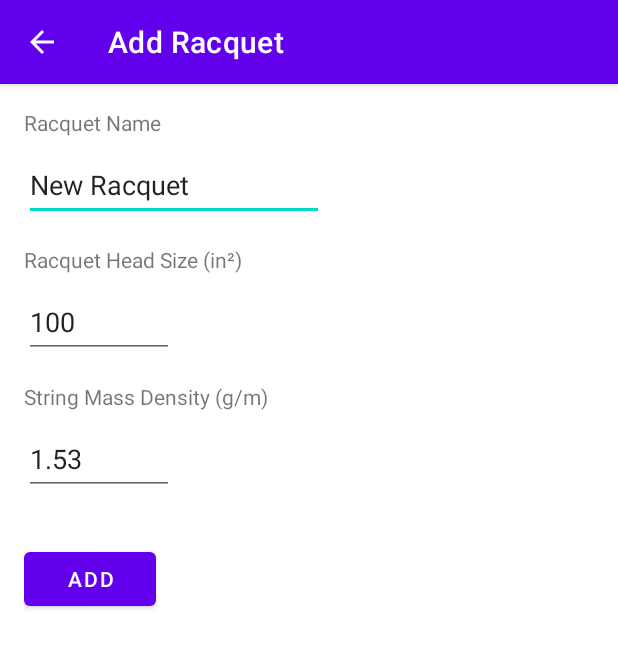
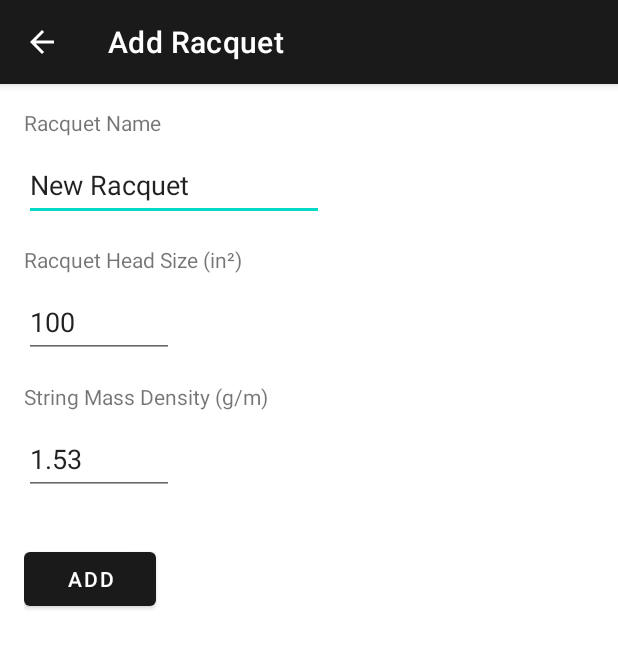
Before and after one commit to low-earth-orbit/tennis-tune, an Android app: the AddEditRacquetActivity screen opened directly, with no data from a screen before it, on a phone screen of 412 x 824 dp. Shown: the top 648 px of the screen. Run offline under Robolectric (Android 15) with nearby library versions, the phone set to English and light mode, and no system bars.

Commit message:
Update themes color

```diff
--- a/App/app/src/main/res/drawable/outline_check_24.xml
+++ b/App/app/src/main/res/drawable/outline_check_24.xml
@@ -1,4 +1,4 @@
-<vector android:height="24dp" android:tint="#000000"
+<vector android:height="24dp" android:tint="?attr/colorOnBackground"
     android:viewportHeight="24" android:viewportWidth="24"
     android:width="24dp" xmlns:android="http://schemas.android.com/apk/res/android">
     <path android:fillColor="@android:color/white" android:pathData="M9,16.17L4.83,12l-1.42,1.41L9,19 21,7l-1.41,-1.41L9,16.17z"/>
--- a/App/app/src/main/res/layout/racquet_list_item.xml
+++ b/App/app/src/main/res/layout/racquet_list_item.xml
@@ -40,7 +40,7 @@
         android:id="@+id/racquetListItem"
         android:layout_width="match_parent"
         android:layout_height="64dp"
-        android:background="@android:color/white">
+        android:background="?attr/backgroundColor">
 
         <androidx.constraintlayout.widget.ConstraintLayout
             android:layout_width="match_parent"
@@ -65,6 +65,7 @@
                 android:layout_marginStart="48dp"
                 android:layout_marginEnd="16dp"
                 android:gravity="center|start"
+                android:textColor="?attr/colorOnBackground"
                 app:autoSizeMaxTextSize="48sp"
                 app:autoSizeMinTextSize="8sp"
                 app:autoSizeStepGranularity="2sp"
--- a/App/app/src/main/res/values-night/themes.xml
+++ b/App/app/src/main/res/values-night/themes.xml
@@ -1,16 +1,18 @@
-<resources xmlns:tools="http://schemas.android.com/tools">
+<resources>
     <!-- Base application theme. -->
     <style name="Theme.Tennis_tune" parent="Theme.MaterialComponents.DayNight.DarkActionBar">
         <!-- Primary brand color. -->
-        <item name="colorPrimary">@color/purple_200</item>
-        <item name="colorPrimaryVariant">@color/purple_700</item>
-        <item name="colorOnPrimary">@color/black</item>
+        <item name="colorPrimary">@color/gray_dark</item>
+        <item name="colorPrimaryVariant">@color/black</item>
+        <item name="colorOnPrimary">@color/white</item>
         <!-- Secondary brand color. -->
         <item name="colorSecondary">@color/teal_200</item>
         <item name="colorSecondaryVariant">@color/teal_200</item>
-        <item name="colorOnSecondary">@color/black</item>
+        <item name="colorOnSecondary">@color/white</item>
         <!-- Status bar color. -->
         <item name="android:statusBarColor">?attr/colorPrimaryVariant</item>
         <!-- Customize your theme here. -->
+        <item name="backgroundColor">@color/gray_dark</item>
+        <item name="colorOnBackground">@color/white</item>
     </style>
 </resources>
--- a/App/app/src/main/res/values/colors.xml
+++ b/App/app/src/main/res/values/colors.xml
@@ -1,10 +1,8 @@
 <?xml version="1.0" encoding="utf-8"?>
 <resources>
-    <color name="purple_200">#FFBB86FC</color>
-    <color name="purple_500">#FF6200EE</color>
-    <color name="purple_700">#FF3700B3</color>
     <color name="teal_200">#FF03DAC5</color>
     <color name="teal_700">#FF018786</color>
     <color name="black">#FF000000</color>
     <color name="white">#FFFFFFFF</color>
+    <color name="gray_dark">#1B1A1A</color>
 </resources>
--- a/App/app/src/main/res/values/themes.xml
+++ b/App/app/src/main/res/values/themes.xml
@@ -2,8 +2,8 @@
     <!-- Base application theme. -->
     <style name="Theme.Tennis_tune" parent="Theme.MaterialComponents.DayNight.DarkActionBar">
         <!-- Primary brand color. -->
-        <item name="colorPrimary">@color/purple_500</item>
-        <item name="colorPrimaryVariant">@color/purple_700</item>
+        <item name="colorPrimary">@color/gray_dark</item>
+        <item name="colorPrimaryVariant">@color/black</item>
         <item name="colorOnPrimary">@color/white</item>
         <!-- Secondary brand color. -->
         <item name="colorSecondary">@color/teal_200</item>
@@ -12,6 +12,8 @@
         <!-- Status bar color. -->
         <item name="android:statusBarColor">?attr/colorPrimaryVariant</item>
         <!-- Customize your theme here. -->
+        <item name="backgroundColor">@color/white</item>
+        <item name="colorOnBackground">@color/black</item>
     </style>
 
     <style name="Theme.Tennis_tune.NoActionBar">
```
